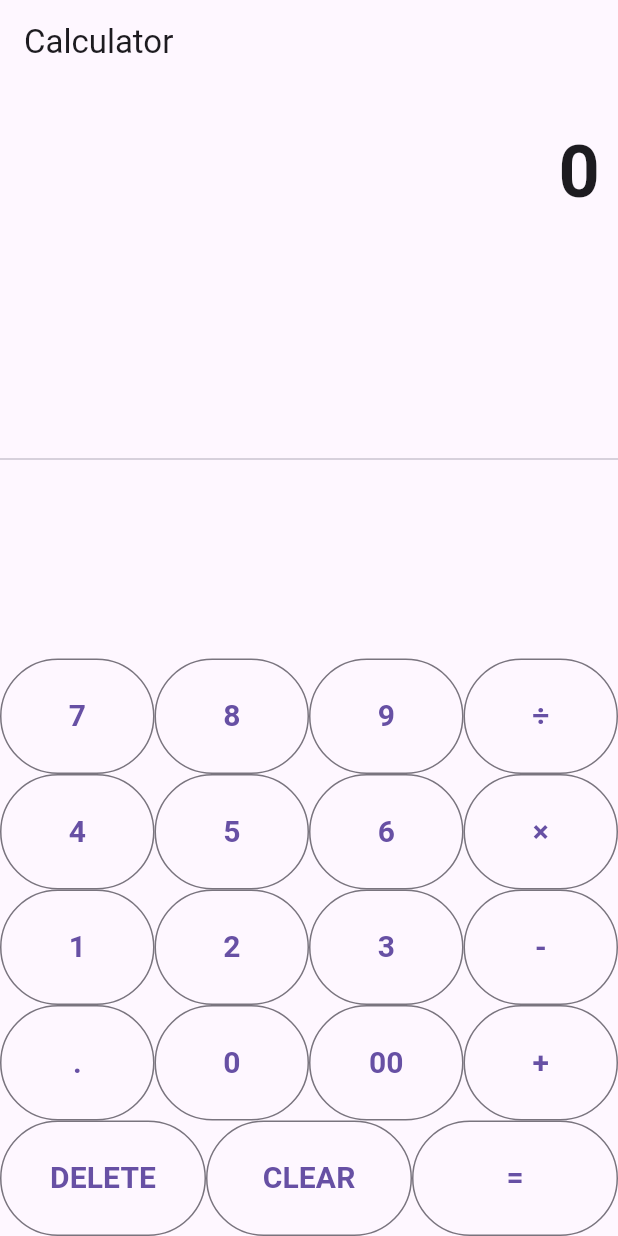
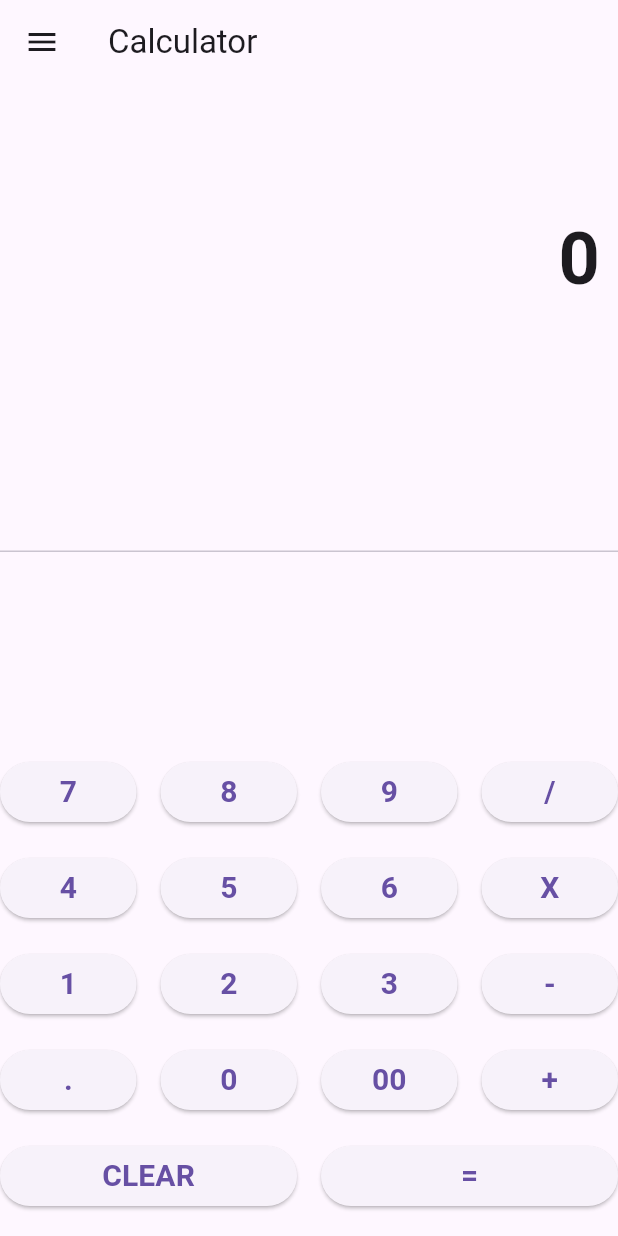
Before and after one commit to MrLeKiet/calculator_dalt, a Flutter app: the screen it shows after launch, on a phone screen of 412 x 824 dp. Run offline on Flutter 3.47's test engine with Material 3 defaults, Android fonts, the phone set to English and light mode, and no system bars.

Commit message:
Fixing upstream

```diff
--- a/lib/main.dart
+++ b/lib/main.dart
@@ -1,5 +1,4 @@
 import 'package:flutter/material.dart';
-
 
 void main() => runApp(CalculatorApp());
 
@@ -24,6 +23,8 @@ class _CalculatorHomeState extends State<CalculatorHome> {
   double num1 = 0.0;
   double num2 = 0.0;
   String operand = "";
+  String expression = "";
+  bool isScientific = false;
 
   buttonPressed(String buttonText) {
     if (buttonText == "CLEAR") {
@@ -31,150 +32,197 @@ class _CalculatorHomeState extends State<CalculatorHome> {
       num1 = 0.0;
       num2 = 0.0;
       operand = "";
-  }else if (buttonText == "DELETE") {
-      if (_output.length > 1) {
-        _output = _output.substring(0, _output.length - 1); // Xóa ký tự cuối
-      } else {
-        _output = "0"; // Nếu không còn ký tự nào, đặt lại về 0
-      }}
-  else if (buttonText == "+" || buttonText == "-" || buttonText == "×" || buttonText == "÷") {
-    // Nếu đã có phép toán trước đó, tính toán trước
-    if (operand.isNotEmpty) {
-      num2 = double.parse(output);
-      _output = _calculate(num1, num2, operand).toString();
-      num1 = double.parse(_output); // lưu kết quả để tính toán tiếp
-    }
-    else {
+      expression = "";
+    } else if (buttonText == "+" || buttonText == "-" || buttonText == "/" || buttonText == "X") {
       num1 = double.parse(output);
-    }
-
       operand = buttonText;
       _output = "0";
-  } else if (buttonText == "=") {
-    num2 = double.parse(output);
-    _output = _calculate(num1, num2, operand).toString();
-
-    num1 = 0.0;
-    num2 = 0.0;
-    operand = "";
+      expression = "$num1 $operand";
     } else if (buttonText == ".") {
       if (_output.contains(".")) {
         return;
       } else {
         _output = _output + buttonText;
       }
+    } else if (buttonText == "=") {
+      num2 = double.parse(output);
+
+      if (operand == "+") {
+        _output = (num1 + num2).toString();
+      }
+      if (operand == "-") {
+        _output = (num1 - num2).toString();
+      }
+      if (operand == "X") {
+        _output = (num1 * num2).toString();
+      }
+      if (operand == "/") {
+        _output = (num1 / num2).toString();
+      }
+
+      expression = "$expression $num2 =";
+      num1 = 0.0;
+      num2 = 0.0;
+      operand = "";
     } else {
-    if (_output == "0") {
-      _output = buttonText;
-    } else {
-      if (_output == "0") {
-        _output = buttonText; // Nếu đầu vào là 0, thay thế bằng số được nhấn
-      } else {
-        _output = _output + buttonText; // Cập nhật chuỗi đầu vào
-      }
-    }
+      _output = _output + buttonText;
     }
 
     setState(() {
-    output = _output;
+      output = double.parse(_output).toStringAsFixed(2);
     });
   }
 
-// Hàm tính toán đơn giản
-double _calculate(double num1, double num2, String operand) {
-  switch (operand) {
-    case "+":
-      return num1 + num2;
-    case "-":
-      return num1 - num2;
-    case "×":
-      return num1 * num2;
-    case "÷":
-      return num1 / num2;
-    default:
-      return num1;
-  }
+  Widget buildButton(String buttonText) {
+    return Expanded(
+      child: ElevatedButton(
+        onPressed: () => buttonPressed(buttonText),
+        child: Text(buttonText, style: TextStyle(fontSize: 20.0, fontWeight: FontWeight.bold)),
+      ),
+    );
   }
 
-
-
-
-  Widget buildButton(String buttonText) {
-    return Expanded(
-      child: OutlinedButton(
-        style: OutlinedButton.styleFrom(
-          padding: EdgeInsets.all(24.0), // Đặt padding ở đây
-        ),
-        child: Text(
-          buttonText,
-          style: TextStyle(fontSize: 20.0, fontWeight: FontWeight.bold),
-        ),
-        onPressed: () => buttonPressed(buttonText),
-      ),
-    );
+  void toggleCalculatorType(String type) {
+    setState(() {
+      isScientific = type == 'Scientific';
+    });
+    Navigator.pop(context); // Close the drawer
   }
 
   @override
   Widget build(BuildContext context) {
     return Scaffold(
       appBar: AppBar(
-        title: Text("Calculator"),
+        title: Text('Calculator'),
+      ),
+      drawer: Drawer(
+        child: ListView(
+          padding: EdgeInsets.zero,
+          children: <Widget>[
+            DrawerHeader(
+              decoration: BoxDecoration(
+                color: Colors.blue,
+                image: DecorationImage(
+                  image: AssetImage('assets/drawer_header_background.jpg'),
+                  fit: BoxFit.cover,
+                ),
+              ),
+              child: Text(
+                'Calculator Type',
+                style: TextStyle(
+                  color: Colors.white,
+                  fontSize: 24,
+                ),
+              ),
+            ),
+            ListTile(
+              leading: Icon(Icons.calculate),
+              title: Text('Standard', style: TextStyle(fontSize: 18)),
+              onTap: () => toggleCalculatorType('Standard'),
+            ),
+            ListTile(
+              leading: Icon(Icons.science),
+              title: Text('Scientific', style: TextStyle(fontSize: 18)),
+              onTap: () => toggleCalculatorType('Scientific'),
+            ),
+          ],
+        ),
       ),
       body: Column(
-        children: <Widget>[
+        children: [
+          Container(
+            alignment: Alignment.centerRight,
+            padding: EdgeInsets.symmetric(vertical: 12.0, horizontal: 12.0),
+            child: Text(expression, style: TextStyle(fontSize: 24.0, fontWeight: FontWeight.bold)),
+          ),
           Container(
             alignment: Alignment.centerRight,
             padding: EdgeInsets.symmetric(vertical: 24.0, horizontal: 12.0),
-            child: Text(
-              output,
-              style: TextStyle(
-                fontSize: 48.0,
-                fontWeight: FontWeight.bold,
+            child: Text(output, style: TextStyle(fontSize: 48.0, fontWeight: FontWeight.bold)),
           ),
+          Expanded(
+            child: Divider(),
           ),
-          ),
-          Expanded(child: Divider()),
           Column(
             children: [
               Row(
                 children: [
                   buildButton("7"),
+                  SizedBox(width: 16.0),
                   buildButton("8"),
+                  SizedBox(width: 16.0),
                   buildButton("9"),
-                  buildButton("÷"),
+                  SizedBox(width: 16.0),
+                  buildButton("/"),
                 ],
               ),
+              SizedBox(height: 16.0),
               Row(
                 children: [
                   buildButton("4"),
+                  SizedBox(width: 16.0),
                   buildButton("5"),
+                  SizedBox(width: 16.0),
                   buildButton("6"),
-                  buildButton("×"),
+                  SizedBox(width: 16.0),
+                  buildButton("X"),
                 ],
               ),
+              SizedBox(height: 16.0),
               Row(
                 children: [
                   buildButton("1"),
+                  SizedBox(width: 16.0),
                   buildButton("2"),
+                  SizedBox(width: 16.0),
                   buildButton("3"),
+                  SizedBox(width: 16.0),
                   buildButton("-"),
                 ],
               ),
+              SizedBox(height: 16.0),
               Row(
                 children: [
                   buildButton("."),
+                  SizedBox(width: 16.0),
                   buildButton("0"),
+                  SizedBox(width: 16.0),
                   buildButton("00"),
+                  SizedBox(width: 16.0),
                   buildButton("+"),
                 ],
               ),
+              SizedBox(height: 16.0),
+              if (isScientific) ...[
                 Row(
                   children: [
-                  buildButton("DELETE"), // Nút xóa 1 ký tự
+                    buildButton("sin"),
+                    SizedBox(width: 16.0),
+                    buildButton("cos"),
+                    SizedBox(width: 16.0),
+                    buildButton("tan"),
+                  ],
+                ),
+                SizedBox(height: 16.0),
+                Row(
+                  children: [
+                    buildButton("log"),
+                    SizedBox(width: 16.0),
+                    buildButton("ln"),
+                    SizedBox(width: 16.0),
+                    buildButton("sqrt"),
+                  ],
+                ),
+                SizedBox(height: 16.0),
+              ],
+              Row(
+                children: [
                   buildButton("CLEAR"),
+                  SizedBox(width: 16.0),
                   buildButton("="),
                 ],
-              )
+              ),
+              SizedBox(height: 16.0), // Bottom gap for CLEAR and = buttons
             ],
           ),
         ],
```
Lines whose indentation alone changed are shown as unchanged.
